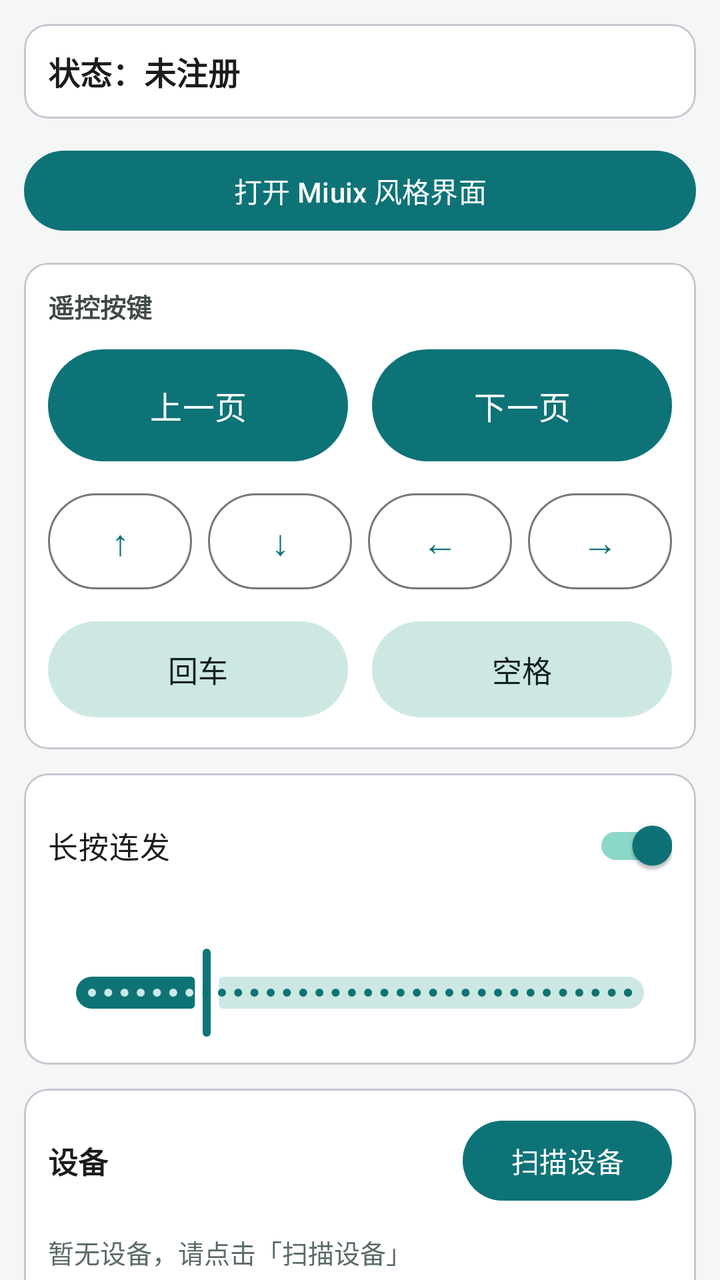
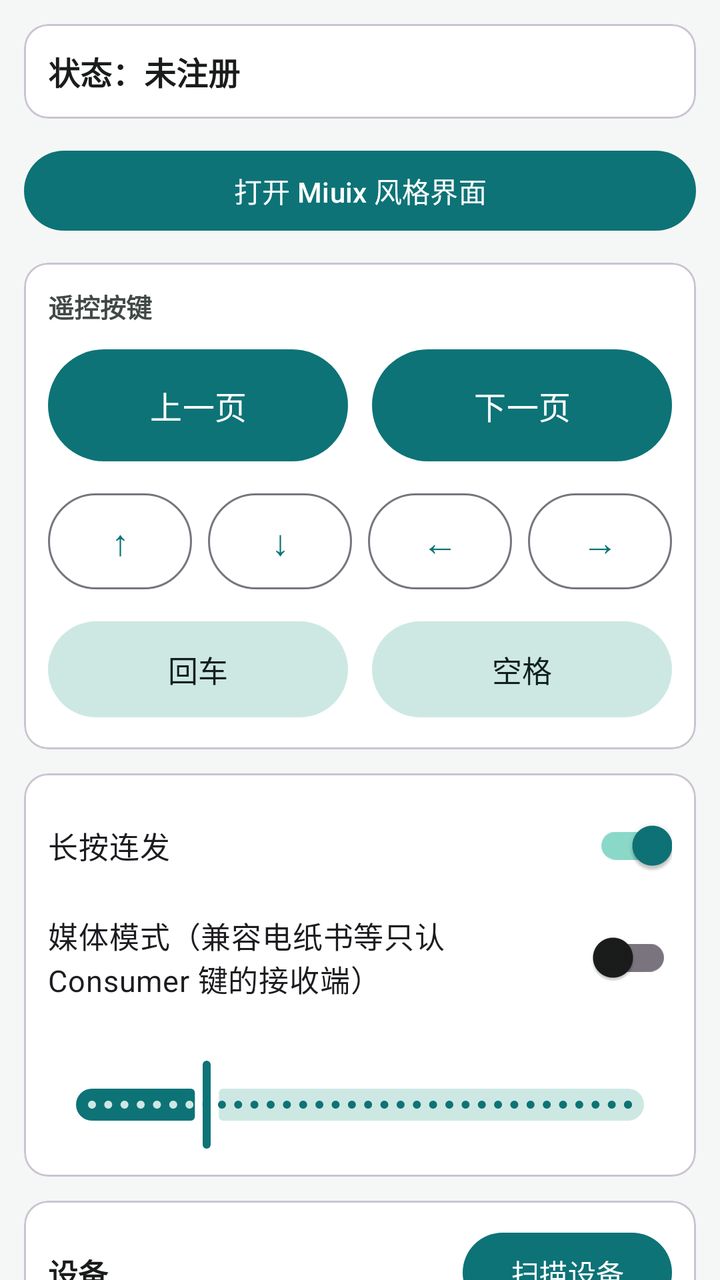

Compare the two renders of this Android layout. The source of the first and the diff that turns it into the second are given below.
<!-- AndroidManifest.xml: application theme Theme.HidPager -->
<!-- res/layout/activity_main.xml -->
<?xml version="1.0" encoding="utf-8"?>
<androidx.core.widget.NestedScrollView xmlns:android="http://schemas.android.com/apk/res/android"
    xmlns:app="http://schemas.android.com/apk/res-auto"
    android:layout_width="match_parent"
    android:layout_height="match_parent"
    android:fillViewport="true">

    <LinearLayout
        android:layout_width="match_parent"
        android:layout_height="wrap_content"
        android:orientation="vertical"
        android:padding="12dp">

        
        <com.google.android.material.card.MaterialCardView
            android:layout_width="match_parent"
            android:layout_height="wrap_content"
            android:layout_marginBottom="12dp">

            <LinearLayout
                android:layout_width="match_parent"
                android:layout_height="wrap_content"
                android:gravity="center_vertical"
                android:orientation="horizontal"
                android:padding="12dp">

                <TextView
                    android:id="@+id/tv_status"
                    android:layout_width="0dp"
                    android:layout_height="wrap_content"
                    android:layout_weight="1"
                    android:text="@string/status_unregistered"
                    android:textColor="@color/colorOnSurface"
                    android:textSize="16sp"
                    android:textStyle="bold" />

                <com.google.android.material.button.MaterialButton
                    android:id="@+id/btn_connect"
                    android:layout_width="wrap_content"
                    android:layout_height="wrap_content"
                    android:text="@string/btn_disconnect"
                    android:visibility="gone" />
            </LinearLayout>
        </com.google.android.material.card.MaterialCardView>

        
        <com.google.android.material.button.MaterialButton
            android:id="@+id/btn_open_miuix"
            android:layout_width="match_parent"
            android:layout_height="wrap_content"
            android:layout_marginBottom="12dp"
            android:text="打开 Miuix 风格界面" />

        
        <com.google.android.material.card.MaterialCardView
            android:layout_width="match_parent"
            android:layout_height="wrap_content"
            android:layout_marginBottom="12dp">

            <LinearLayout
                android:layout_width="match_parent"
                android:layout_height="wrap_content"
                android:orientation="vertical"
                android:padding="12dp">

                <TextView
                    android:layout_width="wrap_content"
                    android:layout_height="wrap_content"
                    android:layout_marginBottom="8dp"
                    android:text="@string/title_remote"
                    android:textColor="@color/colorOnSurfaceVariant"
                    android:textSize="13sp"
                    android:textStyle="bold" />

                
                <LinearLayout
                    android:layout_width="match_parent"
                    android:layout_height="wrap_content"
                    android:orientation="horizontal"
                    android:weightSum="2">

                    <com.google.android.material.button.MaterialButton
                        android:id="@+id/btn_page_up"
                        android:layout_width="0dp"
                        android:layout_height="64dp"
                        android:layout_marginEnd="6dp"
                        android:layout_weight="1"
                        android:text="@string/btn_page_up"
                        android:textSize="16sp" />

                    <com.google.android.material.button.MaterialButton
                        android:id="@+id/btn_page_down"
                        android:layout_width="0dp"
                        android:layout_height="64dp"
                        android:layout_marginStart="6dp"
                        android:layout_weight="1"
                        android:text="@string/btn_page_down"
                        android:textSize="16sp" />
                </LinearLayout>

                
                <LinearLayout
                    android:layout_width="match_parent"
                    android:layout_height="wrap_content"
                    android:layout_marginTop="8dp"
                    android:orientation="horizontal"
                    android:weightSum="4">

                    <com.google.android.material.button.MaterialButton
                        android:id="@+id/btn_up"
                        style="@style/Widget.Material3.Button.OutlinedButton"
                        android:layout_width="0dp"
                        android:layout_height="56dp"
                        android:layout_marginEnd="4dp"
                        android:layout_weight="1"
                        android:text="@string/btn_up"
                        android:textSize="18sp" />

                    <com.google.android.material.button.MaterialButton
                        android:id="@+id/btn_down"
                        style="@style/Widget.Material3.Button.OutlinedButton"
                        android:layout_width="0dp"
                        android:layout_height="56dp"
                        android:layout_marginEnd="4dp"
                        android:layout_marginStart="4dp"
                        android:layout_weight="1"
                        android:text="@string/btn_down"
                        android:textSize="18sp" />

                    <com.google.android.material.button.MaterialButton
                        android:id="@+id/btn_left"
                        style="@style/Widget.Material3.Button.OutlinedButton"
                        android:layout_width="0dp"
                        android:layout_height="56dp"
                        android:layout_marginEnd="4dp"
                        android:layout_marginStart="4dp"
                        android:layout_weight="1"
                        android:text="@string/btn_left"
                        android:textSize="18sp" />

                    <com.google.android.material.button.MaterialButton
                        android:id="@+id/btn_right"
                        style="@style/Widget.Material3.Button.OutlinedButton"
                        android:layout_width="0dp"
                        android:layout_height="56dp"
                        android:layout_marginStart="4dp"
                        android:layout_weight="1"
                        android:text="@string/btn_right"
                        android:textSize="18sp" />
                </LinearLayout>

                
                <LinearLayout
                    android:layout_width="match_parent"
                    android:layout_height="wrap_content"
                    android:layout_marginTop="8dp"
                    android:orientation="horizontal"
                    android:weightSum="2">

                    <com.google.android.material.button.MaterialButton
                        android:id="@+id/btn_enter"
                        style="@style/Widget.Material3.Button.TonalButton"
                        android:layout_width="0dp"
                        android:layout_height="56dp"
                        android:layout_marginEnd="6dp"
                        android:layout_weight="1"
                        android:text="@string/btn_enter"
                        android:textSize="15sp" />

                    <com.google.android.material.button.MaterialButton
                        android:id="@+id/btn_space"
                        style="@style/Widget.Material3.Button.TonalButton"
                        android:layout_width="0dp"
                        android:layout_height="56dp"
                        android:layout_marginStart="6dp"
                        android:layout_weight="1"
                        android:text="@string/btn_space"
                        android:textSize="15sp" />
                </LinearLayout>
            </LinearLayout>
        </com.google.android.material.card.MaterialCardView>

        
        <com.google.android.material.card.MaterialCardView
            android:layout_width="match_parent"
            android:layout_height="wrap_content"
            android:layout_marginBottom="12dp">

            <LinearLayout
                android:layout_width="match_parent"
                android:layout_height="wrap_content"
                android:orientation="vertical"
                android:padding="12dp">

                <com.google.android.material.switchmaterial.SwitchMaterial
                    android:id="@+id/switch_repeat"
                    android:layout_width="match_parent"
                    android:layout_height="wrap_content"
                    android:checked="true"
                    android:text="@string/switch_repeat"
                    android:textSize="15sp" />

                <TextView
                    android:id="@+id/tv_repeat_label"
                    android:layout_width="match_parent"
                    android:layout_height="wrap_content"
                    android:layout_marginTop="8dp"
                    android:textColor="@color/colorOnSurfaceVariant"
                    android:textSize="13sp" />

                <com.google.android.material.slider.Slider
                    android:id="@+id/slider_repeat"
                    android:layout_width="match_parent"
                    android:layout_height="wrap_content"
                    android:stepSize="50"
                    android:value="800"
                    android:valueFrom="200"
                    android:valueTo="3000" />
            </LinearLayout>
        </com.google.android.material.card.MaterialCardView>

        
        <com.google.android.material.card.MaterialCardView
            android:layout_width="match_parent"
            android:layout_height="wrap_content"
            android:layout_marginBottom="12dp">

            <LinearLayout
                android:layout_width="match_parent"
                android:layout_height="wrap_content"
                android:orientation="vertical"
                android:padding="12dp">

                <LinearLayout
                    android:layout_width="match_parent"
                    android:layout_height="wrap_content"
                    android:gravity="center_vertical"
                    android:orientation="horizontal">

                    <TextView
                        android:layout_width="0dp"
                        android:layout_height="wrap_content"
                        android:layout_weight="1"
                        android:text="@string/title_devices"
                        android:textColor="@color/colorOnSurface"
                        android:textSize="15sp"
                        android:textStyle="bold" />

                    <com.google.android.material.button.MaterialButton
                        android:id="@+id/btn_scan"
                        android:layout_width="wrap_content"
                        android:layout_height="wrap_content"
                        android:text="@string/btn_scan" />
                </LinearLayout>

                <TextView
                    android:id="@+id/tv_empty_devices"
                    android:layout_width="match_parent"
                    android:layout_height="wrap_content"
                    android:paddingVertical="12dp"
                    android:text="@string/empty_devices"
                    android:textColor="@color/text_secondary"
                    android:textSize="13sp" />

                <androidx.recyclerview.widget.RecyclerView
                    android:id="@+id/recycler_devices"
                    android:layout_width="match_parent"
                    android:layout_height="wrap_content"
                    android:nestedScrollingEnabled="false" />
            </LinearLayout>
        </com.google.android.material.card.MaterialCardView>

        
        <com.google.android.material.card.MaterialCardView
            android:layout_width="match_parent"
            android:layout_height="wrap_content">

            <LinearLayout
                android:layout_width="match_parent"
                android:layout_height="wrap_content"
                android:orientation="vertical"
                android:padding="12dp">

                <LinearLayout
                    android:layout_width="match_parent"
                    android:layout_height="wrap_content"
                    android:gravity="center_vertical"
                    android:orientation="horizontal">

                    <TextView
                        android:layout_width="0dp"
                        android:layout_height="wrap_content"
                        android:layout_weight="1"
                        android:text="@string/title_log"
                        android:textColor="@color/colorOnSurface"
                        android:textSize="15sp"
                        android:textStyle="bold" />

                    <com.google.android.material.button.MaterialButton
                        android:id="@+id/btn_clear_log"
                        style="@style/Widget.Material3.Button.TextButton"
                        android:layout_width="wrap_content"
                        android:layout_height="wrap_content"
                        android:text="@string/btn_clear_log" />
                </LinearLayout>

                <ScrollView
                    android:id="@+id/scroll_log"
                    android:layout_width="match_parent"
                    android:layout_height="160dp"
                    android:background="@color/colorSurfaceVariant"
                    android:padding="8dp">

                    <TextView
                        android:id="@+id/tv_log"
                        android:layout_width="match_parent"
                        android:layout_height="wrap_content"
                        android:fontFamily="monospace"
                        android:textColor="@color/colorOnSurface"
                        android:textIsSelectable="true"
                        android:textSize="12sp" />
                </ScrollView>
            </LinearLayout>
        </com.google.android.material.card.MaterialCardView>
    </LinearLayout>
</androidx.core.widget.NestedScrollView>
<!-- resources referenced by this layout -->
<resources>
  <color name="colorOnSurface">#FF1A1C1C</color>
  <color name="colorOnSurfaceVariant">#FF414947</color>
  <color name="colorSurfaceVariant">#FFDFE5E3</color>
  <color name="text_secondary">#FF5A6B69</color>
  <string name="btn_clear_log">清空</string>
  <string name="btn_disconnect">断开</string>
  <string name="btn_down">↓</string>
  <string name="btn_enter">回车</string>
  <string name="btn_left">←</string>
  <string name="btn_page_down">下一页</string>
  <string name="btn_page_up">上一页</string>
  <string name="btn_right">→</string>
  <string name="btn_scan">扫描设备</string>
  <string name="btn_space">空格</string>
  <string name="btn_up">↑</string>
  <string name="empty_devices">暂无设备，请点击「扫描设备」</string>
  <string name="status_unregistered">状态：未注册</string>
  <string name="switch_repeat">长按连发</string>
  <string name="title_devices">设备</string>
  <string name="title_log">运行日志</string>
  <string name="title_remote">遥控按键</string>
  <style name="Theme.HidPager" parent="Theme.Material3.DayNight.NoActionBar">
          <item name="colorPrimary">@color/colorPrimary</item>
          <item name="colorOnPrimary">@color/colorOnPrimary</item>
          <item name="colorPrimaryContainer">@color/colorPrimaryContainer</item>
          <item name="colorOnPrimaryContainer">@color/colorOnPrimaryContainer</item>
          <item name="colorSecondary">@color/colorSecondary</item>
          <item name="colorOnSecondary">@color/colorOnSecondary</item>
          <item name="colorSecondaryContainer">@color/colorSecondaryContainer</item>
          <item name="colorOnSecondaryContainer">@color/colorOnSecondaryContainer</item>
          <item name="colorSurface">@color/colorSurface</item>
          <item name="colorOnSurface">@color/colorOnSurface</item>
          <item name="colorSurfaceVariant">@color/colorSurfaceVariant</item>
          <item name="colorOnSurfaceVariant">@color/colorOnSurfaceVariant</item>
          <item name="colorError">@color/colorError</item>
          <item name="android:windowBackground">@color/window_background</item>
      </style>
  <color name="colorPrimary">#FF0D7377</color>
  <color name="colorOnPrimary">#FFFFFFFF</color>
  <color name="colorPrimaryContainer">#FF8AD8C8</color>
  <color name="colorOnPrimaryContainer">#FF00201A</color>
  <color name="colorSecondary">#FF4A6360</color>
  <color name="colorOnSecondary">#FFFFFFFF</color>
  <color name="colorSecondaryContainer">#FFCDE8E2</color>
  <color name="colorOnSecondaryContainer">#FF111F1D</color>
  <color name="colorSurface">#FFFFFFFF</color>
  <color name="colorError">#FFBA1A1A</color>
  <color name="window_background">#FFF4F7F6</color>
</resources>

<!-- the commit's change to res/layout/activity_main.xml (unified diff, before → after) -->
@@ -200,6 +200,16 @@
                     android:text="@string/switch_repeat"
                     android:textSize="15sp" />
 
+                
+                <com.google.android.material.switchmaterial.SwitchMaterial
+                    android:id="@+id/switch_media_mode"
+                    android:layout_width="match_parent"
+                    android:layout_height="wrap_content"
+                    android:layout_marginTop="8dp"
+                    android:checked="false"
+                    android:text="@string/switch_media_mode"
+                    android:textSize="15sp" />
+
                 <TextView
                     android:id="@+id/tv_repeat_label"
                     android:layout_width="match_parent"
<!-- resource entries referenced after the edit -->
@@ -17,6 +17,7 @@
   <string name="btn_up">↑</string>
   <string name="empty_devices">暂无设备，请点击「扫描设备」</string>
   <string name="status_unregistered">状态：未注册</string>
+  <string name="switch_media_mode">媒体模式（兼容电纸书等只认 Consumer 键的接收端）</string>
   <string name="switch_repeat">长按连发</string>
   <string name="title_devices">设备</string>
   <string name="title_log">运行日志</string>
